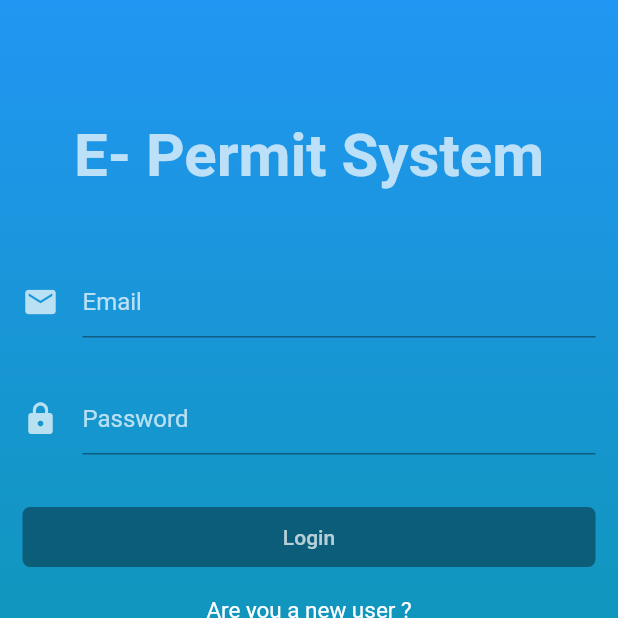
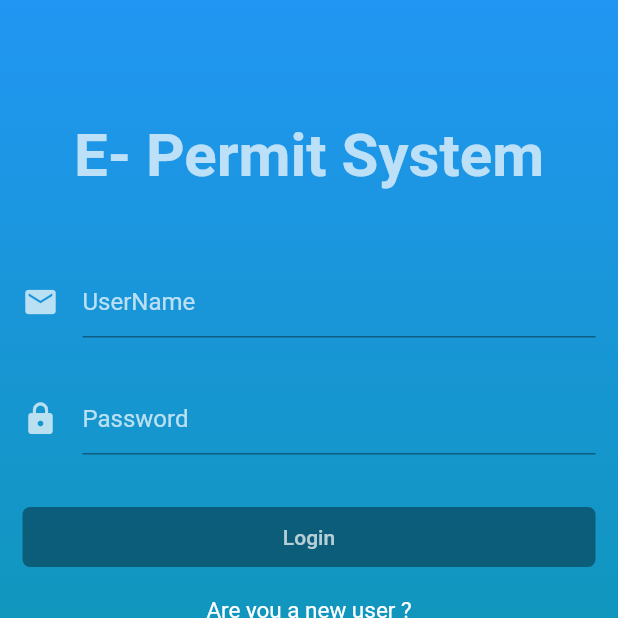
Before and after one commit to ajmalhinas/flutterTry, a Flutter app: the screen it shows after launch, on a phone screen of 412 x 824 dp, the top half of it. Run offline on Flutter 3.47's test engine with Material 2 defaults, Android fonts, the phone set to English and light mode, and no system bars; our stand-ins replace shared_preferences.

```diff
--- a/lib/login.dart
+++ b/lib/login.dart
@@ -51,9 +51,10 @@ class _LoginPageState extends State<LoginPage> {
       'password': pass
     };
     var jsonResponse = null;
-    var response = await http.post("YOUR_BASE_URL", body: data);
+    var response = await http.post("http://192.168.1.5:8080/bonita/loginservice?username=favio.riviera&password=bpm", body: data);
+    var reaction = await http.get("http://192.168.1.5:8080/bonita/AP/identity/group?p=0&c=100");
     if(response.statusCode == 200) {
-      jsonResponse = json.decode(response.body);
+      jsonResponse = json.decode(reaction.body);
       if(jsonResponse != null) {
         setState(() {
           _isLoading = false;
@@ -126,7 +127,7 @@ class _LoginPageState extends State<LoginPage> {
             style: TextStyle(color: Colors.white70),
             decoration: InputDecoration(
               icon: Icon(Icons.email, color: Colors.white70),
-              hintText: "Email",
+              hintText: "UserName",
               border: UnderlineInputBorder(borderSide: BorderSide(color: Colors.white70)),
               hintStyle: TextStyle(color: Colors.white70),
             ),
--- a/lib/main.dart
+++ b/lib/main.dart
@@ -1,5 +1,4 @@
 import 'dart:convert';
-
 import 'package:flutter/material.dart';
 import 'package:flutter/services.dart';
 import 'package:http/http.dart' as http;
```
Also changed, not shown: 1 other file.
